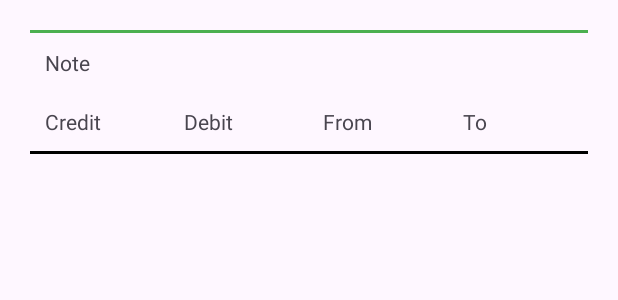
After one commit to Mizu000/MoneySimulation, an Android app: the layout tran_layout.xml on its own in the app's theme, with its tools: preview values and no code run, on a phone screen of 412 x 824 dp. The commit adds this screen. Shown: the top 300 px of the screen. Run offline under Robolectric (Android 15) with nearby library versions, the phone set to English and light mode, and no system bars.

Commit message:
rv tran added

```diff
--- /dev/null
+++ b/app/src/main/res/layout/tran_layout.xml
@@ -0,0 +1,80 @@
+<?xml version="1.0" encoding="utf-8"?>
+<RelativeLayout
+    xmlns:android="http://schemas.android.com/apk/res/android"
+    android:layout_margin="20dp"
+    android:layout_width="match_parent"
+    android:layout_height="wrap_content">
+
+    <LinearLayout
+        android:layout_width="match_parent"
+        android:layout_height="wrap_content"
+        android:orientation="vertical"
+        >
+
+        <View
+            android:layout_width="match_parent"
+            android:layout_height="2dp"
+            android:background="@color/colorPrimary"
+            />
+
+        <TextView
+            android:id="@+id/tvTranNote"
+            android:layout_width="match_parent"
+            android:layout_height="wrap_content"
+            android:text="Note"
+            android:padding="10dp"
+            />
+
+        <LinearLayout
+            android:layout_width="match_parent"
+            android:layout_height="wrap_content"
+            android:orientation="horizontal"
+            >
+
+            <TextView
+                android:id="@+id/tvTranCredit"
+                android:layout_width="0dp"
+                android:layout_height="wrap_content"
+                android:text="Credit"
+                android:layout_weight="1"
+                android:padding="10dp"
+                />
+
+            <TextView
+                android:id="@+id/tvTranDebit"
+                android:layout_width="0dp"
+                android:layout_height="wrap_content"
+                android:text="Debit"
+                android:layout_weight="1"
+                android:padding="10dp"
+                />
+
+            <TextView
+                android:id="@+id/tvTranFrom"
+                android:layout_width="0dp"
+                android:layout_height="wrap_content"
+                android:text="From"
+                android:layout_weight="1"
+                android:padding="10dp"
+                />
+
+            <TextView
+                android:id="@+id/tvTranTo"
+                android:layout_width="0dp"
+                android:layout_height="wrap_content"
+                android:text="To"
+                android:layout_weight="1"
+                android:padding="10dp"
+                />
+
+        </LinearLayout>
+
+        <View
+            android:layout_width="match_parent"
+            android:layout_height="2dp"
+            android:background="@color/black"
+            />
+
+    </LinearLayout>
+
+</RelativeLayout>
```
Also changed, not shown: app/src/main/java/com/practice/moneysimuation/activity/SingleDeviceMS.kt (+16 -1 lines), app/src/main/java/com/practice/moneysimuation/adapter/TranAdapter.kt (added, +58 -0 lines), app/src/main/res/layout/activity_single_device_ms.xml (+12 -1 lines).
